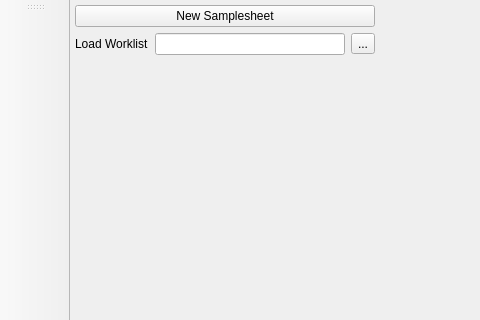
The window that views/ui/mw.ui (Clinical-Genomics-Umea/SampleSheetCreator) describes before a commit, drawn with Qt 5; both pictures show x 0 to 480 and y 0 to 320 of the 1319 by 610 pixel window.
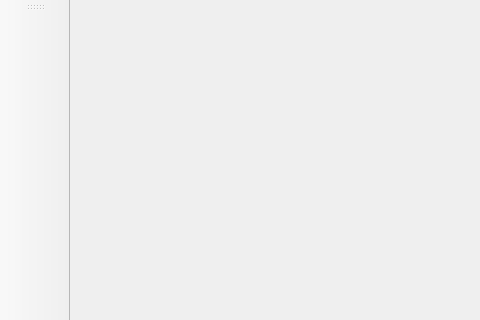
The same window after the commit.

Diff of the .ui file:
```diff
--- a/views/ui/mw.ui
+++ b/views/ui/mw.ui
@@ -69,7 +69,7 @@
        </size>
       </property>
       <property name="currentIndex">
-       <number>1</number>
+       <number>5</number>
       </property>
       <widget class="QWidget" name="leftmenu_config">
        <layout class="QVBoxLayout" name="verticalLayout_4">
@@ -262,6 +262,9 @@
         </property>
        </layout>
       </widget>
+      <widget class="QWidget" name="leftmenu_override">
+       <layout class="QVBoxLayout" name="verticalLayout_3"/>
+      </widget>
      </widget>
     </item>
     <item>
```
